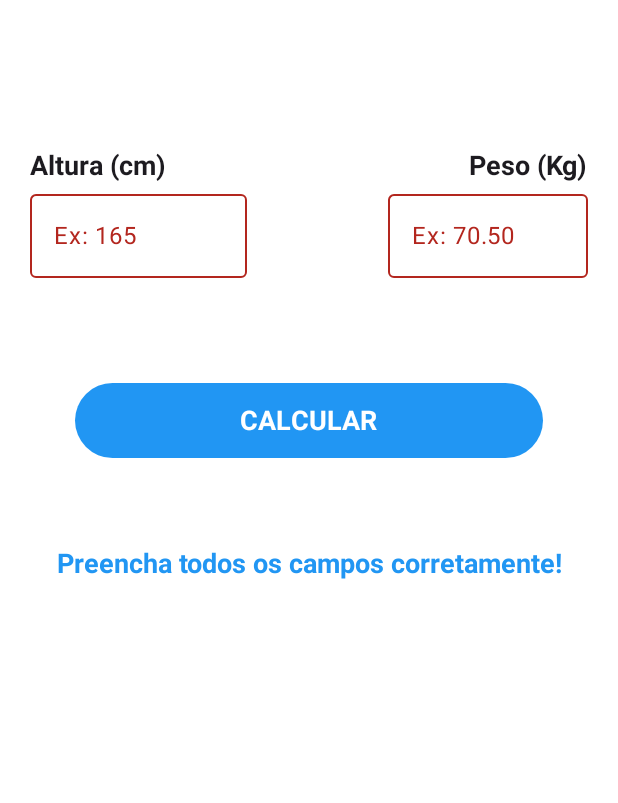
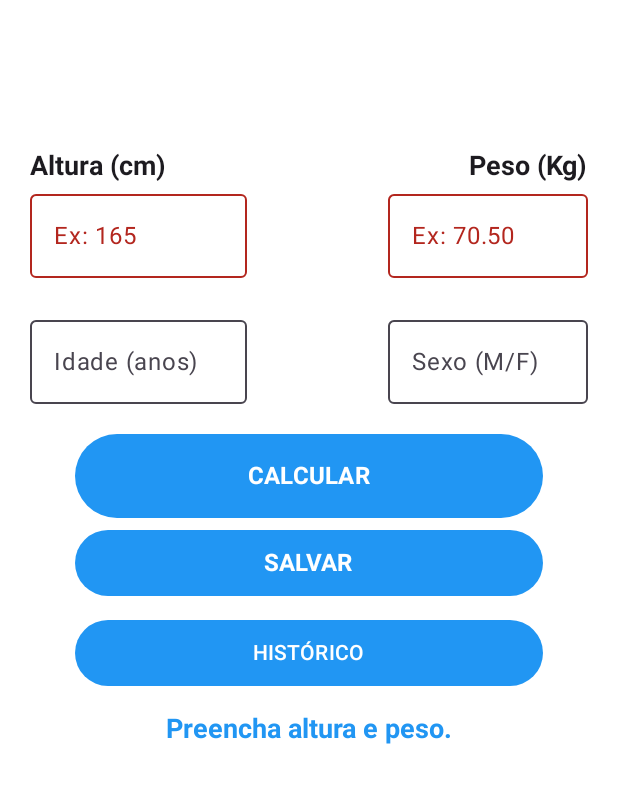
Before and after one commit to peixotots/calculadoraIMC, an Android app built with Jetpack Compose: the screen it shows after launch (MainActivity), after a tap on "CALCULAR", on a phone screen of 412 x 824 dp, the part 96-899 px from its top. Run offline under Robolectric (Android 15) with nearby library versions, the phone set to English and light mode, and no system bars; our stand-ins replace Room's generated code.

```diff
--- a/app/src/main/java/com/example/calculadoradeimc/MainActivity.kt
+++ b/app/src/main/java/com/example/calculadoradeimc/MainActivity.kt
@@ -4,15 +4,75 @@ import android.os.Bundle
 import androidx.activity.ComponentActivity
 import androidx.activity.compose.setContent
 import androidx.activity.enableEdgeToEdge
+import androidx.compose.runtime.Composable
+import androidx.compose.ui.platform.LocalContext
+import androidx.lifecycle.viewmodel.compose.viewModel
+import androidx.navigation.NavType
+import androidx.navigation.compose.NavHost
+import androidx.navigation.compose.composable
+import androidx.navigation.compose.rememberNavController
+import androidx.navigation.navArgument
+import com.example.calculadoradeimc.data.AppDatabase
+import com.example.calculadoradeimc.data.MeasurementRepository
+import com.example.calculadoradeimc.view.DetailScreen
 import com.example.calculadoradeimc.view.Home
+import com.example.calculadoradeimc.view.HistoryScreen
+import com.example.calculadoradeimc.viewmodel.HomeViewModel
+import com.example.calculadoradeimc.viewmodel.HomeViewModelFactory
 
 class MainActivity : ComponentActivity() {
     override fun onCreate(savedInstanceState: Bundle?) {
         super.onCreate(savedInstanceState)
         enableEdgeToEdge()
         setContent {
-            Home()
-
+            AppNavHost()
         }
     }
 }
+
+@Composable
+private fun AppNavHost() {
+    val ctx = LocalContext.current
+    val db = AppDatabase.getInstance(ctx)
+    val repo = MeasurementRepository(db.measurementDao())
+    val factory = HomeViewModelFactory(repo)
+    val vm: HomeViewModel = viewModel(factory = factory)
+
+    val navController = rememberNavController()
+
+    NavHost(navController = navController, startDestination = NavRoutes.Home.route) {
+        composable(NavRoutes.Home.route) {
+            Home(
+                viewModel = vm,
+                onNavigateToHistory = { navController.navigate(NavRoutes.History.route) }
+            )
+        }
+
+        composable(NavRoutes.History.route) {
+            HistoryScreen(
+                repo = repo,
+                onNavigateToDetail = { id ->
+                    navController.navigate(
+                        NavRoutes.Detail.route.replace(
+                            "{id}",
+                            id.toString()
+                        )
+                    )
+                },
+                onBack = { navController.popBackStack() }
+            )
+        }
+
+        composable(
+            route = NavRoutes.Detail.route,
+            arguments = listOf(navArgument("id") { type = NavType.LongType })
+        ) { backStackEntry ->
+            val id = backStackEntry.arguments?.getLong("id") ?: 0L
+            DetailScreen(
+                repo = repo,
+                id = id,
+                onBack = { navController.popBackStack() }
+            )
+        }
+    }
+}
--- /dev/null
+++ b/app/src/main/java/com/example/calculadoradeimc/NavRoutes.kt
@@ -0,0 +1,9 @@
+package com.example.calculadoradeimc
+
+sealed class NavRoutes(val route: String) {
+    object Home : NavRoutes("home")
+    object History : NavRoutes("history")
+    object Detail : NavRoutes("detail/{id}")
+
+    fun detailRoute(id: Long) = "detail/$id"
+}
--- /dev/null
+++ b/app/src/main/java/com/example/calculadoradeimc/data/AppDatabase.kt
@@ -0,0 +1,29 @@
+package com.example.calculadoradeimc.data
+
+import android.content.Context
+import androidx.room.Database
+import androidx.room.Room
+import androidx.room.RoomDatabase
+
+@Database(entities = [Measurement::class], version = 1, exportSchema = false)
+abstract class AppDatabase : RoomDatabase() {
+
+    abstract fun measurementDao(): MeasurementDao
+
+    companion object {
+        @Volatile
+        private var INSTANCE: AppDatabase? = null
+
+        fun getInstance(context: Context): AppDatabase {
+            return INSTANCE ?: synchronized(this) {
+                val inst = Room.databaseBuilder(
+                    context.applicationContext,
+                    AppDatabase::class.java,
+                    "calculadora_imc_db"
+                ).build()
+                INSTANCE = inst
+                inst
+            }
+        }
+    }
+}
--- /dev/null
+++ b/app/src/main/java/com/example/calculadoradeimc/data/MeasurementDao.kt
@@ -0,0 +1,26 @@
+package com.example.calculadoradeimc.data
+
+import androidx.room.Dao
+import androidx.room.Delete
+import androidx.room.Insert
+import androidx.room.Query
+import kotlinx.coroutines.flow.Flow
+
+@Dao
+interface MeasurementDao {
+
+    @Insert
+    suspend fun insert(measurement: Measurement): Long
+
+    @Query("SELECT * FROM measurements ORDER BY timestamp DESC")
+    fun getAllOrderedByDate(): Flow<List<Measurement>>
+
+    @Query("SELECT * FROM measurements WHERE id = :id LIMIT 1")
+    suspend fun getById(id: Long): Measurement?
+
+    @Delete
+    suspend fun delete(measurement: Measurement)
+
+    @Query("DELETE FROM measurements WHERE id = :id")
+    suspend fun deleteById(id: Long)
+}
--- a/app/src/main/java/com/example/calculadoradeimc/datasource/Calculations.kt
+++ /dev/null
@@ -1,32 +0,0 @@
-package com.example.calculadoradeimc.datasource
-
-object Calculations {
-
-    fun calculateIMC(height: String, weight: String, response: (String, Boolean) -> Unit) {
-
-        if (height.isNotEmpty() && weight.isNotEmpty()) {
-
-            val weightFormatted = weight.replace(",", ".").toDoubleOrNull()
-            val heightFormatted = height.toDoubleOrNull()
-
-            if (weightFormatted != null && heightFormatted != null) {
-                val imc = weightFormatted / (heightFormatted / 100 * heightFormatted / 100)
-                val imcFormatted = String.format("%.2f", imc)
-
-                when {
-                    imc < 18.5 -> response("IMC: $imcFormatted \n Abaixo do peso.", false)
-                    imc in 18.5..24.9 -> response("IMC: $imcFormatted \n Peso Normal.", false)
-                    imc in 25.0..29.9 -> response("IMC: $imcFormatted \n Sobrepeso.", false)
-                    imc in 30.0..34.9 -> response("IMC: $imcFormatted \n Obesidade (Grau 1).", false)
-                    imc in 35.5..39.9 -> response("IMC: $imcFormatted \n Obesidade Severa (Grau 2).", false)
-                    else -> response("IMC: $imcFormatted \n Obesidade Morbida (Grau 3).", false)
-                }
-            }
-
-        } else {
-            response("Preencha todos os campos corretamente!", true)
-        }
-
-
-    }
-}
--- a/app/src/main/java/com/example/calculadoradeimc/view/Home.kt
+++ b/app/src/main/java/com/example/calculadoradeimc/view/Home.kt
@@ -21,10 +21,6 @@ import androidx.compose.material3.TextFieldDefaults
 import androidx.compose.material3.TopAppBar
 import androidx.compose.material3.TopAppBarDefaults
 import androidx.compose.runtime.Composable
-import androidx.compose.runtime.getValue
-import androidx.compose.runtime.mutableStateOf
-import androidx.compose.runtime.remember
-import androidx.compose.runtime.setValue
 import androidx.compose.ui.Alignment
 import androidx.compose.ui.Modifier
 import androidx.compose.ui.text.font.FontWeight
@@ -33,18 +29,21 @@ import androidx.compose.ui.text.style.TextAlign
 import androidx.compose.ui.tooling.preview.Preview
 import androidx.compose.ui.unit.dp
 import androidx.compose.ui.unit.sp
-import com.example.calculadoradeimc.datasource.Calculations
 import com.example.calculadoradeimc.ui.theme.Blue
 import com.example.calculadoradeimc.ui.theme.White
+import com.example.calculadoradeimc.viewmodel.HomeViewModel
+import androidx.compose.runtime.remember
 
 @OptIn(ExperimentalMaterial3Api::class)
 @Composable
-fun Home() {
+fun Home(viewModel: HomeViewModel, onNavigateToHistory: () -> Unit) {
 
-    var height by remember() { mutableStateOf("") }
-    var weight by remember() { mutableStateOf("") }
-    var resultMessage by remember() { mutableStateOf("") }
-    var textFieldError by remember() { mutableStateOf(false) }
+    val height = viewModel.height
+    val weight = viewModel.weight
+    val age = viewModel.age
+    val sex = viewModel.sex
+    val resultMessage = viewModel.resultMessage
+    val textFieldError = viewModel.textFieldError
 
     Scaffold(
         topBar = {
@@ -98,7 +97,7 @@ fun Home() {
                     value = height,
                     onValueChange = {
                         if (it.length <= 3) {
-                            height = it
+                            viewModel.onHeightChange(it.filter { ch -> ch.isDigit() })
                         }
                     },
                     label = {
@@ -108,8 +107,7 @@ fun Home() {
                         .fillMaxWidth(0.4f)
                         .padding(20.dp, 0.dp, 0.dp, 20.dp),
                     keyboardOptions = KeyboardOptions(
-                        keyboardType =
-                            KeyboardType.NumberPassword
+                        keyboardType = KeyboardType.Number
                     ),
                     colors = TextFieldDefaults.colors(
                         unfocusedContainerColor = White,
@@ -126,7 +124,7 @@ fun Home() {
                     value = weight,
                     onValueChange = {
                         if (it.length <= 7) {
-                            weight = it
+                            viewModel.onWeightChange(it.filter { ch -> ch.isDigit() || ch == ',' || ch == '.' })
                         }
                     },
                     label = {
@@ -136,8 +134,7 @@ fun Home() {
                         .fillMaxWidth(0.7f)
                         .padding(20.dp, 0.dp, 20.dp, 20.dp),
                     keyboardOptions = KeyboardOptions(
-                        keyboardType =
-                            KeyboardType.Decimal
+                        keyboardType = KeyboardType.Decimal
                     ),
                     colors = TextFieldDefaults.colors(
                         unfocusedContainerColor = White,
@@ -151,30 +148,88 @@ fun Home() {
                 )
             }
 
+            // Campos idade e sexo ligados ao ViewModel
+            Row(
+                modifier = Modifier.fillMaxWidth(),
+                verticalAlignment = Alignment.CenterVertically,
+                horizontalArrangement = Arrangement.SpaceBetween
+            ) {
+                OutlinedTextField(
+                    value = age,
+                    onValueChange = { viewModel.onAgeChange(it) },
+                    label = { Text("Idade (anos)") },
+                    keyboardOptions = KeyboardOptions(keyboardType = KeyboardType.Number),
+                    modifier = Modifier
+                        .fillMaxWidth(0.4f)
+                        .padding(20.dp, 0.dp, 0.dp, 20.dp),
+                    colors = TextFieldDefaults.colors(
+                        unfocusedContainerColor = White,
+                        focusedContainerColor = White,
+                        focusedIndicatorColor = Blue,
+                        cursorColor = Blue,
+                    )
+                )
+
+                OutlinedTextField(
+                    value = sex,
+                    onValueChange = { viewModel.onSexChange(it) },
+                    label = { Text("Sexo (M/F)") },
+                    keyboardOptions = KeyboardOptions(keyboardType = KeyboardType.Text),
+                    modifier = Modifier
+                        .fillMaxWidth(0.7f)
+                        .padding(20.dp, 0.dp, 20.dp, 20.dp),
+                    colors = TextFieldDefaults.colors(
+                        unfocusedContainerColor = White,
+                        focusedContainerColor = White,
+                        focusedIndicatorColor = Blue,
+                        cursorColor = Blue,
+                    )
+                )
+            }
+
+            // Botão CALCULAR (ViewModel decide usar extras se disponíveis)
             Button(
-                onClick = {
-                    Calculations.calculateIMC(
-                        height = height,
-                        weight = weight,
-                        response = { result, textFieldState ->
-                            resultMessage = result
-                            textFieldError = textFieldState
-                        })
-                },
-                colors = ButtonDefaults.buttonColors(
-                    containerColor = Blue,
-                ),
+                onClick = { viewModel.onCalculate() },
+                colors = ButtonDefaults.buttonColors(containerColor = Blue),
                 modifier = Modifier
                     .fillMaxWidth()
-                    .height(150.dp)
-                    .padding(50.dp)
+                    .height(56.dp)
+                    .padding(50.dp, 0.dp)
             ) {
                 Text(
                     text = "CALCULAR",
-                    fontSize = 18.sp,
+                    fontSize = 16.sp,
                     color = White,
                     fontWeight = FontWeight.Bold
                 )
+            }
+
+            // Botão SALVAR (ViewModel usa os valores expostos age/sex)
+            Button(
+                onClick = { viewModel.saveCurrentMeasurement() },
+                colors = ButtonDefaults.buttonColors(containerColor = Blue),
+                modifier = Modifier
+                    .fillMaxWidth()
+                    .height(60.dp)
+                    .padding(50.dp, 8.dp)
+            ) {
+                Text(
+                    text = "SALVAR",
+                    fontSize = 16.sp,
+                    color = White,
+                    fontWeight = FontWeight.Bold
+                )
+            }
+
+            Button(
+                onClick = onNavigateToHistory,
+                colors = ButtonDefaults.buttonColors(containerColor = Blue),
+                modifier = Modifier
+                    .fillMaxWidth()
+                    .height(60.dp)
+                    .padding(50.dp, 8.dp)
+            ) {
+                Text(text = "HISTÓRICO", color = White)
             }
 
             Text(
@@ -196,5 +251,6 @@ fun Home() {
 @Preview
 @Composable
 private fun HomePreview() {
-    Home()
+    val vm = remember { HomeViewModel(null) }
+    Home(viewModel = vm, onNavigateToHistory = {})
 }
--- /dev/null
+++ b/app/src/main/java/com/example/calculadoradeimc/viewmodel/HomeViewModel.kt
@@ -0,0 +1,122 @@
+package com.example.calculadoradeimc.viewmodel
+
+import androidx.compose.runtime.getValue
+import androidx.compose.runtime.mutableStateOf
+import androidx.compose.runtime.setValue
+import androidx.lifecycle.ViewModel
+import androidx.lifecycle.viewModelScope
+import com.example.calculadoradeimc.data.Measurement
+import com.example.calculadoradeimc.data.MeasurementRepository
+import com.example.calculadoradeimc.domain.CalculateHealthMetricsUseCase
+import kotlinx.coroutines.launch
+
+class HomeViewModel(
+    private val repository: MeasurementRepository? = null,
+    private val useCase: CalculateHealthMetricsUseCase = CalculateHealthMetricsUseCase()
+) : ViewModel() {
+
+    var height by mutableStateOf("")
+        private set
+
+    var weight by mutableStateOf("")
+        private set
+
+    // novos estados expostos
+    var age by mutableStateOf("")
+        private set
+
+    var sex by mutableStateOf("")
+        private set
+
+    var resultMessage by mutableStateOf("")
+        private set
+
+    var textFieldError by mutableStateOf(false)
+        private set
+
+    fun onHeightChange(value: String) {
+        height = value
+    }
+
+    fun onWeightChange(value: String) {
+        weight = value
+    }
+
+    fun onAgeChange(value: String) {
+        val filtered = value.filter { ch -> ch.isDigit() }
+        age = if (filtered.length <= 3) filtered else filtered.take(3)
+    }
+
+    fun onSexChange(value: String) {
+        val s = value.uppercase().take(1)
+        sex = if (s.isEmpty() || s in listOf("M", "F")) s else sex
+    }
+
+    fun onCalculate() {
+        val ageInt = age.toIntOrNull()
+        val sexVal = sex.takeIf { it.isNotBlank() }
+        val res = useCase.execute(height, weight, age = ageInt, sex = sexVal)
+        if (res.isError) {
+            textFieldError = true
+            resultMessage = res.errorMessage ?: "Erro"
+        } else {
+            textFieldError = false
+            val hr = res.healthResult!!
+            val tmbText = hr.tmb?.let { "\nTMB (estimada): ${it}" } ?: ""
+            resultMessage = "IMC: ${hr.imc} - ${hr.imcClassification}$tmbText"
+        }
+    }
+
+    fun onCalculateWithExtras(age: Int, sex: String) {
+        val res = useCase.execute(height, weight, age = age, sex = sex)
+        if (res.isError) {
+            textFieldError = true
+            resultMessage = res.errorMessage ?: "Erro"
+        } else {
+            textFieldError = false
+            val hr = res.healthResult!!
+            val tmbText = hr.tmb?.let { "\nTMB (estimada): ${it}" } ?: ""
+            resultMessage = "IMC: ${hr.imc} - ${hr.imcClassification}$tmbText"
+        }
+    }
+
+    /**
+     * Salva a medição atual no banco (se houver repository disponível).
+     * Se age/sex não forem passados, usa os valores expostos no ViewModel.
+     */
+    fun saveCurrentMeasurement(age: Int? = null, sex: String? = null) {
+        if (repository == null) {
+            // repository não disponível (ex.: em testes), apenas retorna
+            return
+        }
+
+        val ageToUse = age ?: this.age.toIntOrNull()
+        val sexToUse = sex ?: this.sex.takeIf { it.isNotBlank() }
+
+        viewModelScope.launch {
+            val res = useCase.execute(height, weight, age = ageToUse, sex = sexToUse)
+            if (res.isError || res.healthResult == null) {
+                textFieldError = true
+                resultMessage = res.errorMessage ?: "Erro ao calcular antes de salvar."
+                return@launch
+            }
+
+            val hr = res.healthResult
+            val weightKg = weight.replace(",", ".").trim().toDoubleOrNull() ?: return@launch
+            val heightCm = height.replace(",", ".").trim().toDoubleOrNull() ?: return@launch
+
+            val measurement = Measurement(
+                weightKg = weightKg,
+                heightCm = heightCm,
+                imc = hr.imc,
+                imcClassification = hr.imcClassification,
+                tmb = hr.tmb,
+                sex = sexToUse,
+                age = ageToUse
+            )
+
+            repository.insert(measurement)
+            resultMessage = "Resultado salvo."
+        }
+    }
+}
--- /dev/null
+++ b/app/src/main/java/com/example/calculadoradeimc/viewmodel/HomeViewModelFactory.kt
@@ -0,0 +1,14 @@
+package com.example.calculadoradeimc.viewmodel
+
+import androidx.lifecycle.ViewModel
+import androidx.lifecycle.ViewModelProvider
+import com.example.calculadoradeimc.data.MeasurementRepository
+
+class HomeViewModelFactory(
+    private val repository: MeasurementRepository?
+) : ViewModelProvider.Factory {
+    @Suppress("UNCHECKED_CAST")
+    override fun <T : ViewModel> create(modelClass: Class<T>): T {
+        return HomeViewModel(repository) as T
+    }
+}
--- a/gradle/libs.versions.toml
+++ b/gradle/libs.versions.toml
@@ -9,6 +9,8 @@ lifecycleRuntimeKtx = "2.10.0"
 activityCompose = "1.12.1"
 composeBom = "2024.09.00"
 material3 = "1.4.0"
+navigationCompose = "2.9.6"
+uiText = "1.10.0"
 
 [libraries]
 androidx-core-ktx = { group = "androidx.core", name = "core-ktx", version.ref = "coreKtx" }
@@ -26,6 +28,8 @@ androidx-compose-ui-test-manifest = { group = "androidx.compose.ui", name = "ui-
 androidx-compose-ui-test-junit4 = { group = "androidx.compose.ui", name = "ui-test-junit4" }
 androidx-compose-material3 = { group = "androidx.compose.material3", name = "material3" }
 androidx-material3 = { group = "androidx.compose.material3", name = "material3", version.ref = "material3" }
+androidx-navigation-compose = { group = "androidx.navigation", name = "navigation-compose", version.ref = "navigationCompose" }
+androidx-compose-ui-text = { group = "androidx.compose.ui", name = "ui-text", version.ref = "uiText" }
 
 [plugins]
 android-application = { id = "com.android.application", version.ref = "agp" }
```
Also changed, not shown: app/build.gradle.kts (+7 -0 lines), app/src/main/java/com/example/calculadoradeimc/data/Measurement.kt (added, +18 -0 lines), app/src/main/java/com/example/calculadoradeimc/data/MeasurementRepository.kt (added, +16 -0 lines), app/src/main/java/com/example/calculadoradeimc/domain/CalculateHealthMetricsUseCase.kt (added, +74 -0 lines), app/src/main/java/com/example/calculadoradeimc/domain/HealthResult.kt (added, +7 -0 lines), app/src/main/java/com/example/calculadoradeimc/view/DetailScreen.kt (added, +49 -0 lines), app/src/main/java/com/example/calculadoradeimc/view/HistoryScreen.kt (added, +51 -0 lines), 1 other file.
